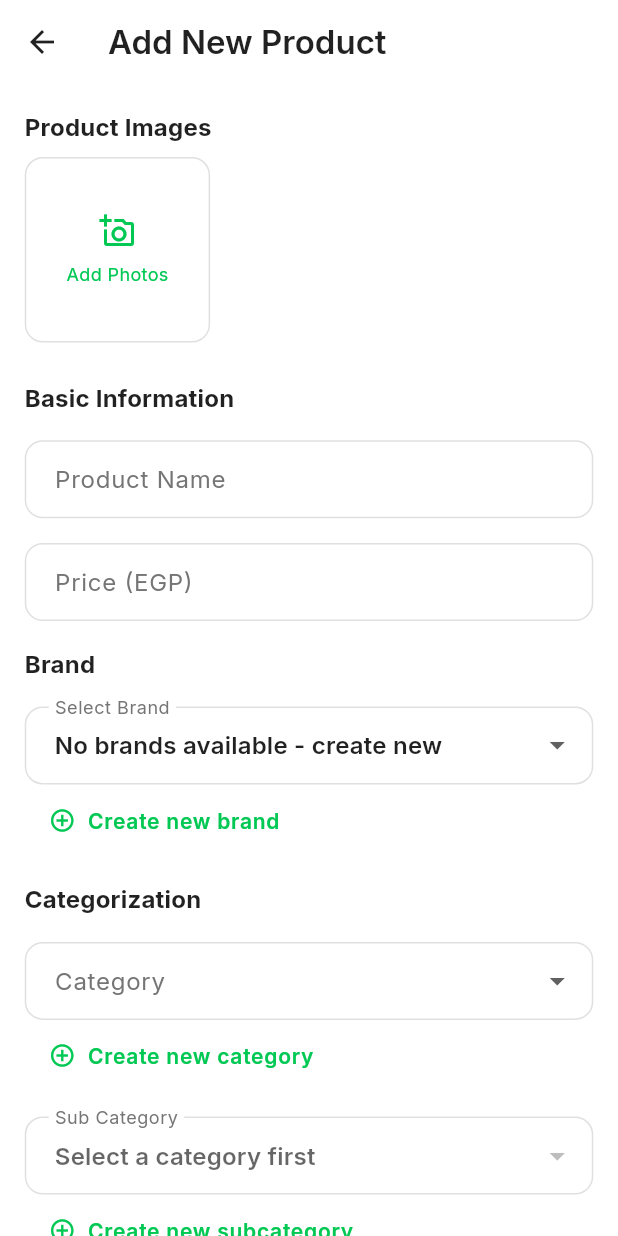
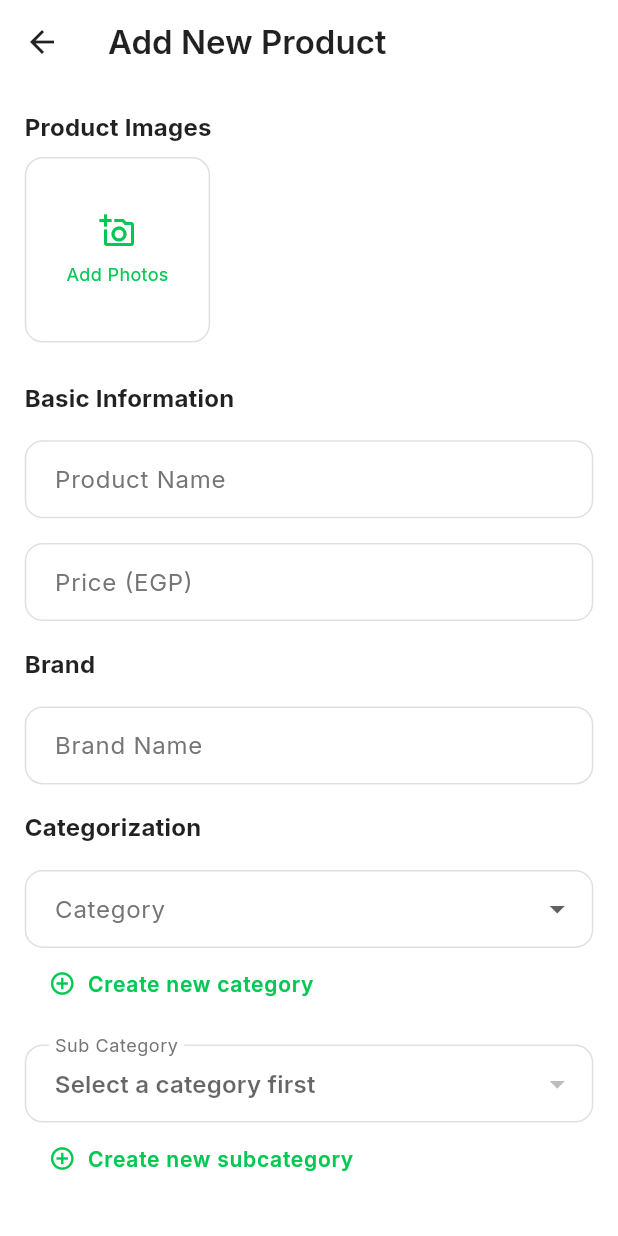
Before and after one commit to omokh1234-creator/egyzone, a Flutter app: the AddProductScreen screen opened by its route, on a phone screen of 412 x 824 dp. Run offline on Flutter 3.47's test engine with Material 3 defaults, Android fonts, the phone set to English and light mode, and no system bars; our stand-ins replace cached_network_image, connectivity_plus, flutter_rating_bar, flutter_svg, fluttertoast, google_fonts and 3 more; accounts and stored records are empty; network calls fail.

Commit message:
Replace brand dropdown with text field since GET /api/Brands endpoint doesn't exist

```diff
--- a/lib/presentation/seller_screen/add_product_screen.dart
+++ b/lib/presentation/seller_screen/add_product_screen.dart
@@ -4,7 +4,6 @@ import 'package:image_picker/image_picker.dart';
 import 'package:provider/provider.dart';
 import 'package:sizer/sizer.dart';
 import '../../core/providers/category_provider.dart';
-import '../../core/services/brand_service.dart';
 import '../../core/services/seller_service.dart';
 import '../../widgets/custom_app_bar.dart';
 
@@ -23,19 +22,15 @@ class _AddProductScreenState extends State<AddProductScreen> {
 
   int? _selectedCategoryId;
   int? _selectedSubCategoryId;
-  int? _selectedBrandId;
 
   final _newCategoryController = TextEditingController();
   final _newSubCategoryController = TextEditingController();
-  final _newBrandController = TextEditingController();
+  final _brandNameController = TextEditingController();
   bool _useNewCategory = false;
   bool _useNewSubCategory = false;
-  bool _useNewBrand = false;
 
   final List<XFile> _selectedImages = [];
   bool _isSubmitting = false;
-  List<Map<String, dynamic>> _brands = [];
-  bool _isLoadingBrands = false;
 
   final ImagePicker _picker = ImagePicker();
 
@@ -45,25 +40,7 @@ class _AddProductScreenState extends State<AddProductScreen> {
     // Fetch categories when the screen opens
     WidgetsBinding.instance.addPostFrameCallback((_) {
       context.read<CategoryProvider>().fetchCategories();
-      _fetchBrands();
     });
-  }
-
-  Future<void> _fetchBrands() async {
-    setState(() => _isLoadingBrands = true);
-    try {
-      final brands = await BrandService.getBrands();
-      if (mounted) {
-        setState(() {
-          _brands = brands;
-          _isLoadingBrands = false;
-        });
-      }
-    } catch (e) {
-      if (mounted) {
-        setState(() => _isLoadingBrands = false);
-      }
-    }
   }
 
   Future<void> _pickImages() async {
@@ -114,9 +91,9 @@ class _AddProductScreenState extends State<AddProductScreen> {
       );
       return;
     }
-    if (_useNewBrand && _newBrandController.text.trim().isEmpty) {
+    if (_brandNameController.text.trim().isEmpty) {
       ScaffoldMessenger.of(context).showSnackBar(
-        const SnackBar(content: Text('Please enter a new brand name')),
+        const SnackBar(content: Text('Please enter a brand name')),
       );
       return;
     }
@@ -129,14 +106,6 @@ class _AddProductScreenState extends State<AddProductScreen> {
 
     setState(() => _isSubmitting = true);
 
-    int? finalBrandId = _selectedBrandId;
-    if (_useNewBrand) {
-      final newBrand = await BrandService.createBrand(_newBrandController.text.trim());
-      if (newBrand != null) {
-        finalBrandId = newBrand['brandId'];
-      }
-    }
-
     try {
       final success = await SellerService.createProduct(
         name: _nameController.text.trim(),
@@ -146,7 +115,7 @@ class _AddProductScreenState extends State<AddProductScreen> {
         subCategoryId: _useNewSubCategory ? 0 : _selectedSubCategoryId!,
         categoryName: _useNewCategory ? _newCategoryController.text.trim() : null,
         subCategoryName: _useNewSubCategory ? _newSubCategoryController.text.trim() : null,
-        brandId: finalBrandId,
+        brandName: _brandNameController.text.trim(),
         imagePaths: _selectedImages.map((e) => e.path).toList(),
       );
 
@@ -374,52 +343,10 @@ class _AddProductScreenState extends State<AddProductScreen> {
   }
 
   Widget _buildBrandDropdown() {
-    return Column(
-      crossAxisAlignment: CrossAxisAlignment.start,
-      children: [
-        if (!_useNewBrand)
-          _isLoadingBrands
-              ? const Center(child: CircularProgressIndicator())
-              : DropdownButtonFormField<int>(
-                  value: _selectedBrandId,
-                  decoration: InputDecoration(
-                    labelText: 'Select Brand',
-                    border: OutlineInputBorder(borderRadius: BorderRadius.circular(12)),
-                  ),
-                  items: _brands.isEmpty
-                      ? [
-                          DropdownMenuItem<int>(
-                            value: null,
-                            child: Text('No brands available - create new'),
-                          ),
-                        ]
-                      : _brands.map((brand) {
-                          return DropdownMenuItem<int>(
-                            value: brand['brandId'] as int?,
-                            child: Text(brand['name'] ?? 'Unknown'),
-                          );
-                        }).toList(),
-                  onChanged: (val) {
-                    setState(() => _selectedBrandId = val);
-                  },
-                )
-        else
-          _buildTextField(
-            controller: _newBrandController,
-            label: 'New Brand Name',
-            hint: 'e.g. Nike, Apple, Samsung',
-          ),
-        TextButton.icon(
-          onPressed: () {
-            setState(() {
-              _useNewBrand = !_useNewBrand;
-              if (!_useNewBrand) _newBrandController.clear();
-            });
-          },
-          icon: Icon(_useNewBrand ? Icons.list : Icons.add_circle_outline, size: 18),
-          label: Text(_useNewBrand ? 'Select from list' : 'Create new brand'),
-        ),
-      ],
+    return _buildTextField(
+      controller: _brandNameController,
+      label: 'Brand Name',
+      hint: 'e.g. Nike, Apple, Samsung',
     );
   }
 
--- a/lib/presentation/seller_screen/edit_product_screen.dart
+++ b/lib/presentation/seller_screen/edit_product_screen.dart
@@ -4,7 +4,6 @@ import 'package:image_picker/image_picker.dart';
 import 'package:provider/provider.dart';
 import 'package:sizer/sizer.dart';
 import '../../core/providers/category_provider.dart';
-import '../../core/services/brand_service.dart';
 import '../../core/services/seller_service.dart';
 import '../../widgets/custom_app_bar.dart';
 
@@ -25,18 +24,16 @@ class _EditProductScreenState extends State<EditProductScreen> {
 
   late int? _selectedCategoryId;
   late int? _selectedSubCategoryId;
-  late int? _selectedBrandId;
 
   final _newCategoryController = TextEditingController();
   final _newSubCategoryController = TextEditingController();
+  final _brandNameController = TextEditingController();
   bool _useNewCategory = false;
   bool _useNewSubCategory = false;
 
   final List<XFile> _selectedImages = [];
   final List<XFile> _existingImages = [];
   bool _isSubmitting = false;
-  List<Map<String, dynamic>> _brands = [];
-  bool _isLoadingBrands = false;
 
   final ImagePicker _picker = ImagePicker();
   late final int _productId;
@@ -48,17 +45,16 @@ class _EditProductScreenState extends State<EditProductScreen> {
     _nameController = TextEditingController(text: widget.productData['name'] ?? '');
     _priceController = TextEditingController(text: widget.productData['price']?.toString() ?? '');
     _descriptionController = TextEditingController(text: widget.productData['description'] ?? '');
-    _selectedBrandId = widget.productData['brandId'];
+    _brandNameController = TextEditingController(text: widget.productData['brandName'] ?? widget.productData['brand']?['name'] ?? '');
 
     // Try to get category/subcategory IDs from product data
     _selectedCategoryId = widget.productData['categoryId'];
     _selectedSubCategoryId = widget.productData['subCategoryId'];
 
-    // Fetch categories and brands when the screen opens
+    // Fetch categories when the screen opens
     WidgetsBinding.instance.addPostFrameCallback((_) {
       final categoryProvider = context.read<CategoryProvider>();
       categoryProvider.fetchCategories();
-      _fetchBrands();
 
       // Find category/subcategory IDs by name if IDs are null
       if (_selectedCategoryId == null && widget.productData['categoryName'] != null) {
@@ -92,23 +88,6 @@ class _EditProductScreenState extends State<EditProductScreen> {
     });
   }
 
-  Future<void> _fetchBrands() async {
-    setState(() => _isLoadingBrands = true);
-    try {
-      final brands = await BrandService.getBrands();
-      if (mounted) {
-        setState(() {
-          _brands = brands;
-          _isLoadingBrands = false;
-        });
-      }
-    } catch (e) {
-      if (mounted) {
-        setState(() => _isLoadingBrands = false);
-      }
-    }
-  }
-
   @override
   void dispose() {
     _nameController.dispose();
@@ -116,6 +95,7 @@ class _EditProductScreenState extends State<EditProductScreen> {
     _descriptionController.dispose();
     _newCategoryController.dispose();
     _newSubCategoryController.dispose();
+    _brandNameController.dispose();
     super.dispose();
   }
 
@@ -186,7 +166,7 @@ class _EditProductScreenState extends State<EditProductScreen> {
           'subCategoryId': _useNewSubCategory ? 0 : _selectedSubCategoryId!,
           'categoryName': _useNewCategory ? _newCategoryController.text.trim() : null,
           'subCategoryName': _useNewSubCategory ? _newSubCategoryController.text.trim() : null,
-          'brandId': _selectedBrandId,
+          'brandName': _brandNameController.text.trim(),
           'imageFiles': imagePaths,
         },
       );
@@ -415,31 +395,11 @@ class _EditProductScreenState extends State<EditProductScreen> {
   }
 
   Widget _buildBrandDropdown() {
-    return _isLoadingBrands
-        ? const Center(child: CircularProgressIndicator())
-        : DropdownButtonFormField<int>(
-            value: _selectedBrandId,
-            decoration: InputDecoration(
-              labelText: 'Select Brand',
-              border: OutlineInputBorder(borderRadius: BorderRadius.circular(12)),
-            ),
-            items: _brands.isEmpty
-                ? [
-                    DropdownMenuItem<int>(
-                      value: null,
-                      child: Text('No brands available'),
-                    ),
-                  ]
-                : _brands.map((brand) {
-                    return DropdownMenuItem<int>(
-                      value: brand['brandId'] as int?,
-                      child: Text(brand['name'] ?? 'Unknown'),
-                    );
-                  }).toList(),
-            onChanged: (val) {
-              setState(() => _selectedBrandId = val);
-            },
-          );
+    return _buildTextField(
+      controller: _brandNameController,
+      label: 'Brand Name',
+      hint: 'e.g. Nike, Apple, Samsung',
+    );
   }
 
   Widget _buildCategoryDropdown(CategoryProvider provider) {
```
